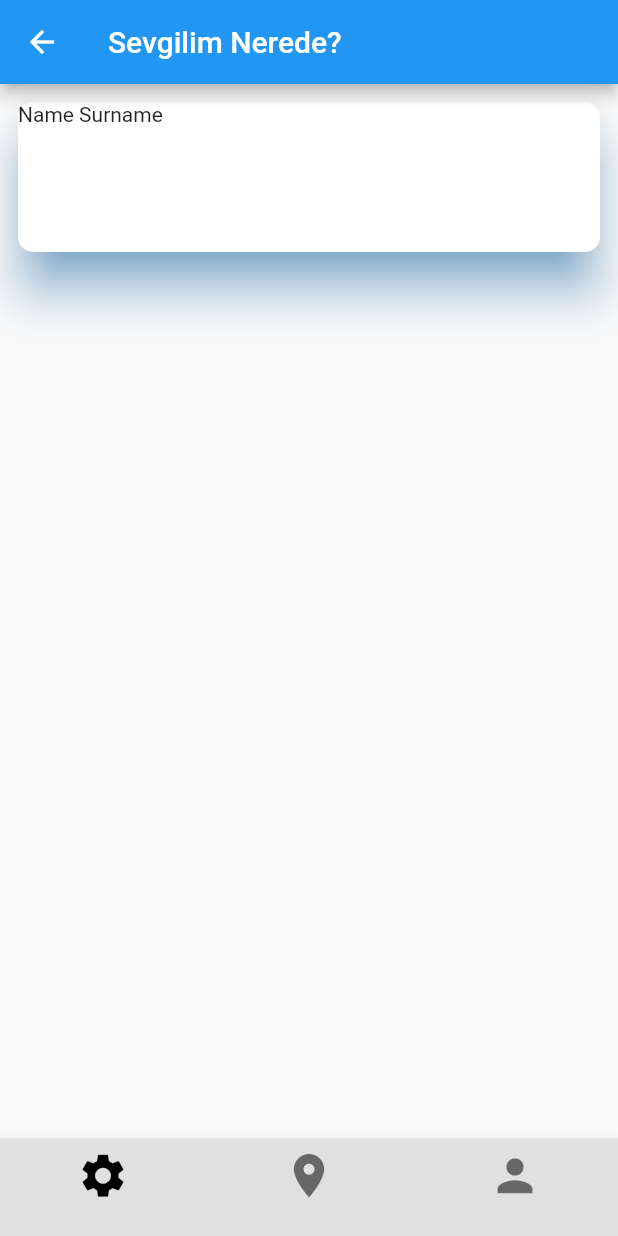
After one commit to merthan6/flutter-mobile-app, a Flutter app: the pairs screen opened by its route, on a phone screen of 412 x 824 dp. The commit adds this screen. Run offline on Flutter 3.47's test engine with Material 2 defaults, Android fonts, the phone set to English and light mode, and no system bars.

Commit message:
pairs :: added new pairs page

```diff
--- a/lib/main.dart
+++ b/lib/main.dart
@@ -5,6 +5,7 @@ import 'package:newapp/pages/login.dart';
 import 'package:newapp/pages/memberpage.dart';
 import 'package:newapp/pages/register.dart';
 import 'package:newapp/pages/Home.dart';
+import 'package:newapp/pages/pairs.dart';
 void main() => runApp(
   MaterialApp(
     debugShowCheckedModeBanner: false,
@@ -14,6 +15,7 @@ void main() => runApp(
         '/memberpage': (BuildContext context) => MemberPage(),
         '/register': (BuildContext context) => Register(),
         '/Home': (BuildContext context) => Home(),
+        '/pairs': (BuildContext context) => pairs(),
       },
   )
 );
--- /dev/null
+++ b/lib/pages/pairs.dart
@@ -0,0 +1,94 @@
+import 'package:flutter/material.dart';
+
+class pairs extends StatefulWidget {
+    @override
+    _pairesPageState createState() => _pairesPageState ();
+}
+
+
+class _pairesPageState extends State<pairs> {
+@override
+  int page = 0;
+  void changePage(int index){
+    setState(() {
+      page = index;
+    });
+    gotoPage(page);
+  }
+
+  Widget gotoPage(int page){
+    if(page == 0){
+      Navigator.pushReplacementNamed(context, '');
+    }
+    else if(page == 1){
+      Navigator.pushReplacementNamed(context, '');
+    }
+    else if(page == 2){
+      Navigator.pushReplacementNamed(context, '');
+    }
+  }
+  Widget build(BuildContext context) {
+    return Scaffold(
+        appBar: AppBar(title: Text("Sevgilim Nerede?"),),
+        bottomNavigationBar: Theme(
+          data: Theme.of(context).copyWith(canvasColor: Colors.grey[300]),
+          child: BottomNavigationBar(
+            currentIndex: page,
+            onTap: changePage,
+            type: BottomNavigationBarType.fixed,
+            iconSize: 35,
+            fixedColor: Colors.black,
+            items: <BottomNavigationBarItem>[
+              BottomNavigationBarItem(
+                icon: Icon(Icons.settings),
+                title: SizedBox(
+                  height: 0,
+                ),
+              ),
+              BottomNavigationBarItem(
+                icon: Icon(Icons.location_on),
+                title: SizedBox(
+                  height: 0,
+                ),
+              ),
+              BottomNavigationBarItem(
+                icon: Icon(Icons.person),
+                title: SizedBox(
+                  height: 0,
+                ),
+              ),
+            ],
+          ),
+          ),
+          body: Container(
+            padding: const EdgeInsets.all(12.0),
+            child: Container(
+              width: 500,
+              height: 100,
+              child: Material(
+                color : Colors.white,
+                elevation : 14.0,
+                borderRadius: BorderRadius.circular(10.0),
+                shadowColor : Colors.blue,
+                child: Row(
+                  children : <Widget>[
+                    Expanded(
+                      child: Column(
+                      crossAxisAlignment: CrossAxisAlignment.start,
+
+                        children: <Widget>[
+                          Text(
+                            "Name Surname",
+                          )
+                        ],
+                      ),
+
+                    )
+                  ]
+                ),
+              ),
+            ),
+          ),
+    );
+  }
+}
```
